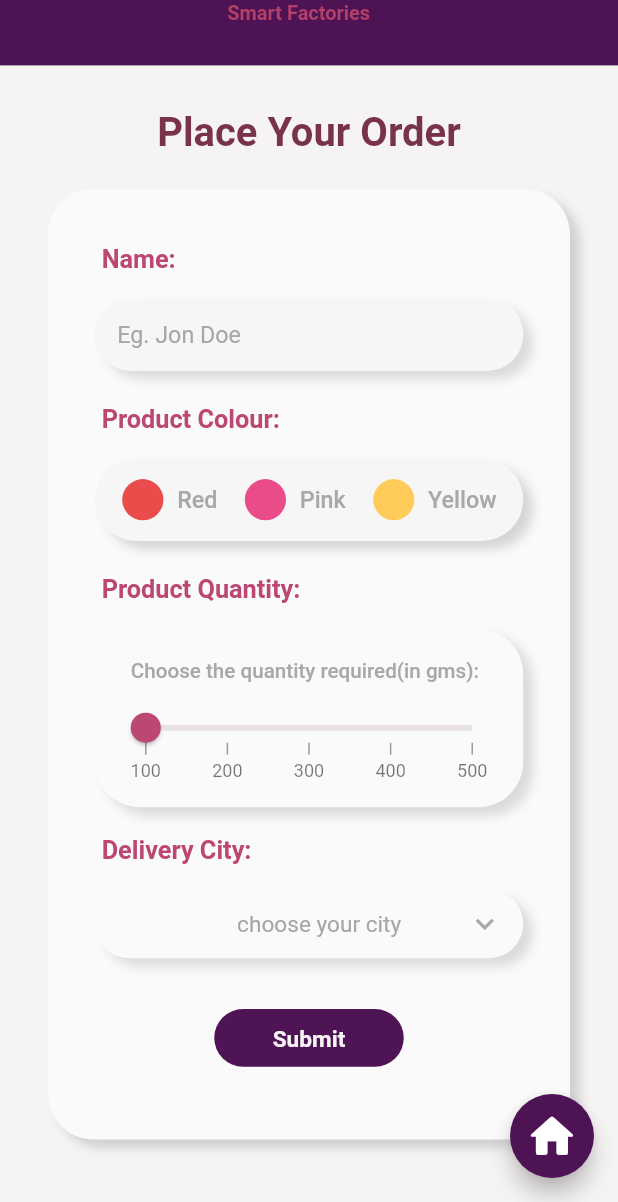
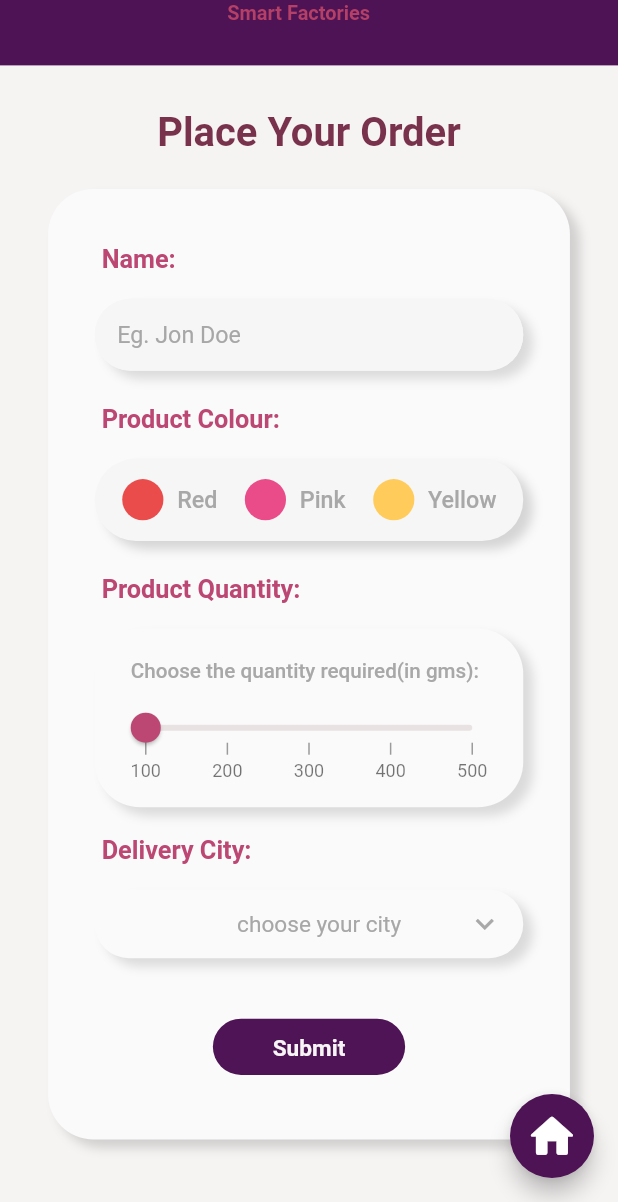
Before and after one commit to Ishu-Choubey/twyn_app, a Flutter app: the Order screen opened directly, scrolled down 137 dp, on a phone screen of 412 x 824 dp, the part 34-1236 px from its top. Run offline on Flutter 3.47's test engine with Material 2 defaults, Android fonts, the phone set to English and light mode, and no system bars; drawn by our look-alikes of syncfusion_flutter_sliders; our stand-ins replace cloud_firestore, cloud_functions, firebase_auth, firebase_core, google_fonts, timeline_tile and 1 more; missing offline and left inert: syncfusion_flutter_core; accounts and stored records are empty; Roboto replaces fonts that are missing (Helvetica).

Commit message:
main page

```diff
--- a/lib/Screen/login.dart
+++ b/lib/Screen/login.dart
@@ -197,7 +197,7 @@
                             ),
                             Positioned(
                               // track7Yq (67:42)
-                              left: 94 * fem,
+                              left: 130 * fem,
                               top: 640 * fem,
                               child: TextButton(
                                 onPressed:  ()async{ await FirebaseAuth.instance.signOut();
@@ -208,8 +208,8 @@
                                 ),
                                 child: Container(
                                   padding: EdgeInsets.fromLTRB(
-                                      50 * fem, 10 * fem, 50 * fem, 10 * fem),
-                                  width: 241 * fem,
+                                      10 * fem, 10 * fem, 10 * fem, 10 * fem),
+                                  width: 170 * fem,
                                   height: 75 * fem,
                                   child: Container(
                                     // frame11RJd (I67:42;440:2022)
--- a/lib/Screen/order-page.dart
+++ b/lib/Screen/order-page.dart
@@ -1,5 +1,6 @@
 import 'package:flutter/material.dart';
 import 'package:twyn_app/Screen/login.dart';
+import 'package:twyn_app/main.dart';
 import 'package:twyn_app/utils.dart';
 import 'submitted-page.dart';
 import 'package:syncfusion_flutter_sliders/sliders.dart';
@@ -1078,7 +1079,7 @@
     double ffem = fem * 0.97;
     return Scaffold(
       floatingActionButton: FloatingActionButton(
-        onPressed:  ()=> {Navigator.of(context).push(MaterialPageRoute(builder: (context)=> Login())),},
+        onPressed:  ()=> {Navigator.of(context).push(MaterialPageRoute(builder: (context)=> MyApp())),},
         backgroundColor: Color(0xff4D1354),
         child: Icon(
             Icons.home_rounded,
@@ -1894,7 +1895,7 @@
                               Container(
                                 // trackLrJ (18:31)
                                 margin: EdgeInsets.fromLTRB(
-                                    31 * fem, 20 * fem, 31 * fem, 0 * fem),
+                                    90 * fem, 20 * fem, 90 * fem, 0 * fem),
                                 child: TextButton(
                                   onPressed: () async {
                                     if ((nameController.text!.isNotEmpty ||
@@ -1968,8 +1969,8 @@
                                   ),
                                   child: Container(
                                     padding: EdgeInsets.fromLTRB(
-                                        60 * fem, 0 * fem, 60 * fem, 13 * fem),
-                                    width: double.infinity,
+                                        0 * fem, 7 * fem, 0 * fem, 7 * fem),
+                                    //width: double.infinity,
                                     height: 55 * fem,
                                     child: Container(
                                       // frame11FiN (I18:31;440:2040)
--- a/lib/Screen/track-page.dart
+++ b/lib/Screen/track-page.dart
@@ -1,5 +1,5 @@
 import 'dart:async';
-
+import 'package:twyn_app/main.dart';
 import 'login.dart';
 import 'package:flutter/material.dart';
 import 'dart:ui';
@@ -89,7 +89,7 @@
     double ffem = fem * 0.97;
     return Scaffold(
       floatingActionButton: FloatingActionButton(
-        onPressed:  ()=> {Navigator.of(context).push(MaterialPageRoute(builder: (context)=> Login())),},
+        onPressed:  ()=> {Navigator.of(context).push(MaterialPageRoute(builder: (context)=> MyApp())),},
         backgroundColor: Color(0xff4D1354),
         child: Icon(
           Icons.home_rounded,
```
Also changed, not shown: lib/Screen/submitted-page.dart (+6 -5 lines), lib/Screen/track-id.dart (+4 -3 lines).
